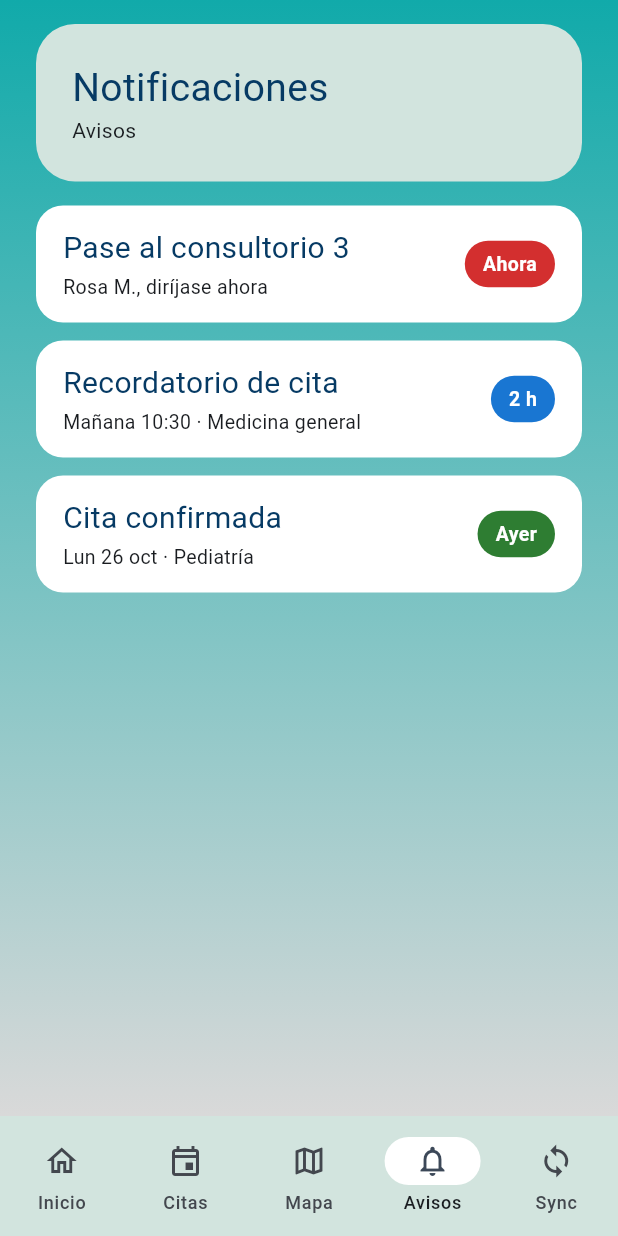
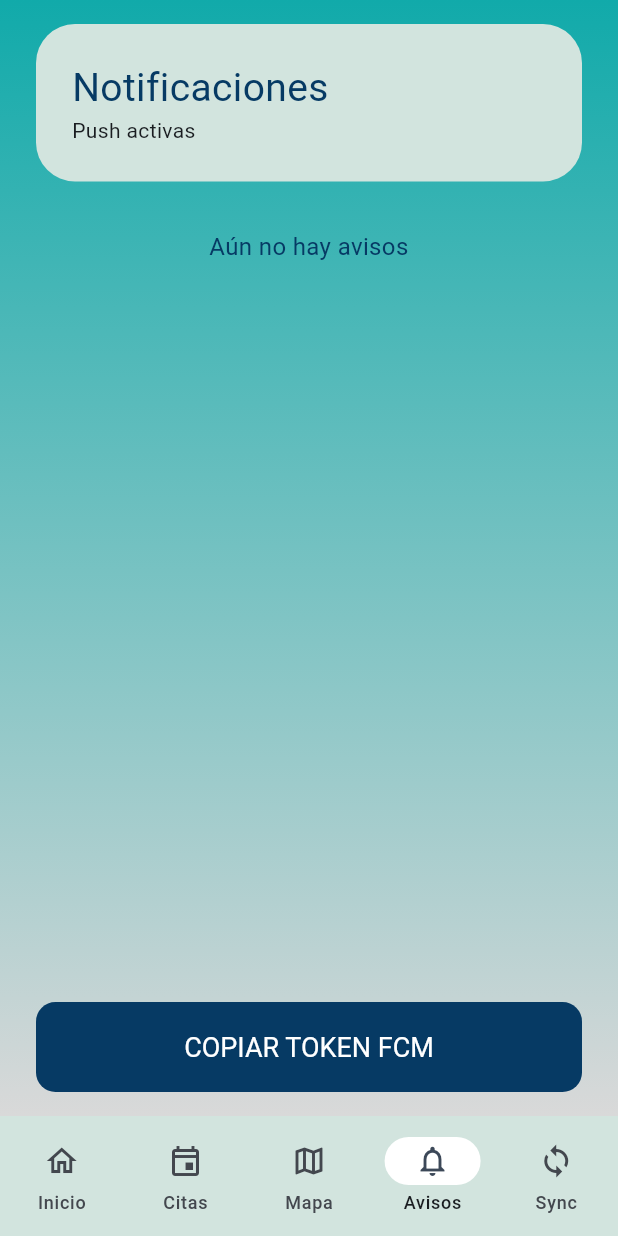
Before and after one commit to cristofervalenzuela294-coder/Salud_Movil_IES, a Flutter app: the NotificationsPage screen opened by its route, on a phone screen of 412 x 824 dp. Run offline on Flutter 3.47's test engine with Material 3 defaults, Android fonts, the phone set to English and light mode, and no system bars; our stand-ins replace dio, equatable, firebase_core, firebase_messaging, flutter_bloc, flutter_map and 6 more; accounts and stored records are empty.

Commit message:
Hito 10: FCM

```diff
--- a/lib/app.dart
+++ b/lib/app.dart
@@ -1,16 +1,46 @@
+import 'dart:async';
+
 import 'package:flutter/material.dart';
 import 'package:flutter_bloc/flutter_bloc.dart';
 
 import 'core/di/injection.dart';
+import 'core/push/push_service.dart';
 import 'core/router/app_router.dart';
 import 'core/theme/app_theme.dart';
 import 'features/appointments/presentation/cubit/appointments_cubit.dart';
+import 'features/notifications/presentation/cubit/notifications_cubit.dart';
 import 'features/sedes/presentation/cubit/location_cubit.dart';
 import 'features/triage/presentation/bloc/patients_bloc.dart';
 import 'features/triage/presentation/bloc/triage_bloc.dart';
 
-class SaludMovilApp extends StatelessWidget {
+class SaludMovilApp extends StatefulWidget {
   const SaludMovilApp({super.key});
+
+  @override
+  State<SaludMovilApp> createState() => _SaludMovilAppState();
+}
+
+class _SaludMovilAppState extends State<SaludMovilApp> {
+  final _notifications = getIt<NotificationsCubit>();
+  StreamSubscription<PushMessage>? _openedSub;
+
+  @override
+  void initState() {
+    super.initState();
+    // Tocar una notificación con la app en segundo plano abre la pestaña Avisos.
+    _openedSub = getIt<PushService>().onOpened.listen((_) => appRouter.go('/avisos'));
+    // Lo mismo si la app estaba cerrada y se abrió desde la notificación.
+    WidgetsBinding.instance.addPostFrameCallback((_) {
+      if (_notifications.openInitial()) appRouter.go('/avisos');
+    });
+  }
+
+  @override
+  void dispose() {
+    _openedSub?.cancel();
+    _notifications.close();
+    super.dispose();
+  }
 
   @override
   Widget build(BuildContext context) {
@@ -20,6 +50,7 @@ class SaludMovilApp extends StatelessWidget {
         BlocProvider(create: (_) => getIt<TriageBloc>()),
         BlocProvider(create: (_) => getIt<AppointmentsCubit>()),
         BlocProvider(create: (_) => getIt<LocationCubit>()),
+        BlocProvider.value(value: _notifications),
       ],
       child: MaterialApp.router(
         title: 'SaludMovil IES',
--- /dev/null
+++ b/lib/core/push/push_service.dart
@@ -0,0 +1,35 @@
+import 'package:equatable/equatable.dart';
+
+class PushMessage extends Equatable {
+  const PushMessage({
+    this.id,
+    required this.title,
+    required this.body,
+    this.data = const {},
+  });
+  final String? id;
+  final String title;
+  final String body;
+  final Map<String, String> data;
+
+  @override
+  List<Object?> get props => [id, title, body, data];
+}
+
+/// Contrato del servicio de notificaciones push.
+abstract class PushService {
+  /// Falso si la plataforma no soporta FCM o Firebase no está configurado.
+  bool get available;
+  String? get token;
+
+  Future<void> init();
+
+  /// Mensajes recibidos con la app abierta.
+  Stream<PushMessage> get onForeground;
+
+  /// Mensajes que el usuario tocó desde la bandeja del sistema.
+  Stream<PushMessage> get onOpened;
+
+  /// Mensaje que abrió la app estando cerrada (solo se entrega una vez).
+  PushMessage? takeInitialMessage();
+}
--- /dev/null
+++ b/lib/core/push/push_support.dart
@@ -0,0 +1,6 @@
+import 'dart:io';
+
+import 'package:flutter/foundation.dart';
+
+/// FCM solo funciona en Android e iOS (no en Windows, Linux ni pruebas).
+bool get pushSupported => !kIsWeb && (Platform.isAndroid || Platform.isIOS);
--- a/lib/core/widgets/main_shell.dart
+++ b/lib/core/widgets/main_shell.dart
@@ -1,9 +1,11 @@
 import 'package:flutter/material.dart';
+import 'package:flutter_bloc/flutter_bloc.dart';
 import 'package:go_router/go_router.dart';
 
+import '../../features/notifications/presentation/cubit/notifications_cubit.dart';
 import 'gradient_background.dart';
 
-/// Marco común de la app: fondo degradado y barra de navegación inferior.
+/// Marco común de la app: fondo degradado, barra inferior y avisos push en pantalla.
 class MainShell extends StatelessWidget {
   const MainShell({super.key, required this.child});
   final Widget child;
@@ -21,7 +23,16 @@ class MainShell extends StatelessWidget {
   @override
   Widget build(BuildContext context) {
     final location = GoRouterState.of(context).uri.toString();
-    return Scaffold(
+    return BlocListener<NotificationsCubit, NotificationsState>(
+      listenWhen: (prev, curr) => prev.banner != curr.banner && curr.banner != null,
+      listener: (context, state) {
+        final n = state.banner!;
+        ScaffoldMessenger.of(context).showSnackBar(SnackBar(
+          content: Text('${n.title}\n${n.body}'),
+          action: SnackBarAction(label: 'VER', onPressed: () => context.go('/avisos')),
+        ));
+      },
+      child: Scaffold(
         body: GradientBackground(
           child: SafeArea(
             bottom: false,
@@ -43,6 +54,7 @@ class MainShell extends StatelessWidget {
             NavigationDestination(icon: Icon(Icons.sync), label: 'Sync'),
           ],
         ),
+      ),
     );
   }
 }
--- /dev/null
+++ b/lib/features/notifications/domain/entities/app_notification.dart
@@ -0,0 +1,21 @@
+import 'package:equatable/equatable.dart';
+
+class AppNotification extends Equatable {
+  const AppNotification({
+    this.id,
+    required this.title,
+    required this.body,
+    required this.type,
+    required this.receivedAt,
+  });
+  final String? id;
+  final String title;
+  final String body;
+
+  /// `call`, `reminder`, `confirmation` o `info`.
+  final String type;
+  final DateTime receivedAt;
+
+  @override
+  List<Object?> get props => [id, title, body, type, receivedAt];
+}
--- /dev/null
+++ b/lib/features/notifications/presentation/cubit/notifications_cubit.dart
@@ -0,0 +1,84 @@
+import 'dart:async';
+
+import 'package:equatable/equatable.dart';
+import 'package:flutter_bloc/flutter_bloc.dart';
+
+import '../../../../core/push/push_service.dart';
+import '../../domain/entities/app_notification.dart';
+
+class NotificationsState extends Equatable {
+  const NotificationsState({
+    this.items = const [],
+    this.token,
+    this.available = false,
+    this.banner,
+  });
+  final List<AppNotification> items;
+  final String? token;
+  final bool available;
+
+  /// Último aviso recibido con la app abierta (para mostrarlo como banner).
+  final AppNotification? banner;
+
+  NotificationsState copyWith({
+    List<AppNotification>? items,
+    String? token,
+    bool? available,
+    AppNotification? banner,
+  }) =>
+      NotificationsState(
+        items: items ?? this.items,
+        token: token ?? this.token,
+        available: available ?? this.available,
+        banner: banner ?? this.banner,
+      );
+
+  @override
+  List<Object?> get props => [items, token, available, banner];
+}
+
+/// Recibe los push (FCM) y mantiene la lista de avisos.
+class NotificationsCubit extends Cubit<NotificationsState> {
+  NotificationsCubit(this._push)
+      : super(NotificationsState(token: _push.token, available: _push.available)) {
+    _subs.add(_push.onForeground.listen((m) => _add(m, showBanner: true)));
+    _subs.add(_push.onOpened.listen((m) => _add(m, showBanner: false)));
+  }
+
+  final PushService _push;
+  final List<StreamSubscription<PushMessage>> _subs = [];
+
+  void refreshToken() =>
+      emit(state.copyWith(token: _push.token, available: _push.available));
+
+  /// Si la app se abrió tocando una notificación, la registra. Devuelve true si había una.
+  bool openInitial() {
+    final m = _push.takeInitialMessage();
+    if (m == null) return false;
+    _add(m, showBanner: false);
+    return true;
+  }
+
+  void _add(PushMessage m, {required bool showBanner}) {
+    if (m.id != null && state.items.any((n) => n.id == m.id)) return;
+    final n = AppNotification(
+      id: m.id,
+      title: m.title,
+      body: m.body,
+      type: m.data['type'] ?? 'info',
+      receivedAt: DateTime.now(),
+    );
+    emit(state.copyWith(
+      items: [n, ...state.items],
+      banner: showBanner ? n : null,
+    ));
+  }
+
+  @override
+  Future<void> close() async {
+    for (final s in _subs) {
+      await s.cancel();
+    }
+    return super.close();
+  }
+}
--- a/lib/features/notifications/presentation/pages/notifications_page.dart
+++ b/lib/features/notifications/presentation/pages/notifications_page.dart
@@ -1,39 +1,86 @@
 import 'package:flutter/material.dart';
+import 'package:flutter/services.dart';
+import 'package:flutter_bloc/flutter_bloc.dart';
 
 import '../../../../core/theme/app_colors.dart';
+import '../../../../core/widgets/form_widgets.dart';
 import '../../../../core/widgets/item_card.dart';
 import '../../../../core/widgets/screen_layout.dart';
+import '../../domain/entities/app_notification.dart';
+import '../cubit/notifications_cubit.dart';
 
-class NotificationsPage extends StatelessWidget {
+class NotificationsPage extends StatefulWidget {
   const NotificationsPage({super.key});
 
   @override
+  State<NotificationsPage> createState() => _NotificationsPageState();
+}
+
+class _NotificationsPageState extends State<NotificationsPage> {
+  @override
+  void initState() {
+    super.initState();
+    context.read<NotificationsCubit>().refreshToken();
+  }
+
+  (String, Color) _style(String type) => switch (type) {
+        'call' => ('Llamado', AppColors.levelI),
+        'reminder' => ('Recordatorio', AppColors.levelV),
+        'confirmation' => ('Confirmación', AppColors.levelIV),
+        _ => ('Aviso', AppColors.navy),
+      };
+
+  String _hhmm(DateTime d) =>
+      '${d.hour.toString().padLeft(2, '0')}:${d.minute.toString().padLeft(2, '0')}';
+
+  Future<void> _copyToken(BuildContext context, String token) async {
+    await Clipboard.setData(ClipboardData(text: token));
+    if (!context.mounted) return;
+    ScaffoldMessenger.of(context)
+        .showSnackBar(const SnackBar(content: Text('Token FCM copiado')));
+  }
+
+  Widget _card(AppNotification n) {
+    final (label, color) = _style(n.type);
+    return ItemCard(
+      title: n.title,
+      subtitle: '${n.body} · ${_hhmm(n.receivedAt)}',
+      chipLabel: label,
+      chipColor: color,
+    );
+  }
+
+  @override
   Widget build(BuildContext context) {
-    return const ScreenLayout(
-      title: 'Notificaciones',
-      subtitle: 'Avisos',
-      child: SpacedList(
-        children: [
-          ItemCard(
-            title: 'Pase al consultorio 3',
-            subtitle: 'Rosa M., diríjase ahora',
-            chipLabel: 'Ahora',
-            chipColor: AppColors.levelI,
+    return BlocBuilder<NotificationsCubit, NotificationsState>(
+      builder: (context, s) {
+        final token = s.token;
+        return ScreenLayout(
+          title: 'Notificaciones',
+          subtitle: s.available ? 'Push activas' : 'Push no disponibles',
+          bottom: token == null
+              ? null
+              : FilledButton(
+                  onPressed: () => _copyToken(context, token),
+                  child: const Text('COPIAR TOKEN FCM'),
+                ),
+          child: SpacedList(
+            children: [
+              if (!s.available)
+                const OfflineBanner(
+                    'Las notificaciones push requieren un dispositivo Android con Firebase configurado.'),
+              if (s.items.isEmpty)
+                const Padding(
+                  padding: EdgeInsets.all(16),
+                  child: Text('Aún no hay avisos',
+                      textAlign: TextAlign.center,
+                      style: TextStyle(color: AppColors.navy, fontSize: 16)),
+                ),
+              for (final n in s.items) _card(n),
+            ],
           ),
-          ItemCard(
-            title: 'Recordatorio de cita',
-            subtitle: 'Mañana 10:30 · Medicina general',
-            chipLabel: '2 h',
-            chipColor: AppColors.levelV,
-          ),
-          ItemCard(
-            title: 'Cita confirmada',
-            subtitle: 'Lun 26 oct · Pediatría',
-            chipLabel: 'Ayer',
-            chipColor: AppColors.levelIV,
-          ),
-        ],
-      ),
+        );
+      },
     );
   }
 }
--- a/lib/main.dart
+++ b/lib/main.dart
@@ -3,10 +3,12 @@ import 'package:flutter/material.dart';
 import 'app.dart';
 import 'core/database/database_init.dart';
 import 'core/di/injection.dart';
+import 'core/push/push_service.dart';
 
 Future<void> main() async {
   WidgetsFlutterBinding.ensureInitialized();
   initDatabaseFactory();
   await setupDependencies();
+  await getIt<PushService>().init();
   runApp(const SaludMovilApp());
 }
--- a/pubspec.yaml
+++ b/pubspec.yaml
@@ -20,6 +20,8 @@ dependencies:
   geolocator: ^13.0.1
   flutter_map: ^7.0.2
   latlong2: ^0.9.1
+  firebase_core: ^3.6.0
+  firebase_messaging: ^15.1.3
 
 dev_dependencies:
   flutter_test:
```
Also changed, not shown: lib/core/di/injection.dart (+10 -2 lines), lib/core/push/fcm_push_service.dart (added, +74 -0 lines), lib/core/push/noop_push_service.dart (added, +22 -0 lines), 2 other files. Lines whose indentation alone changed are shown as unchanged.
